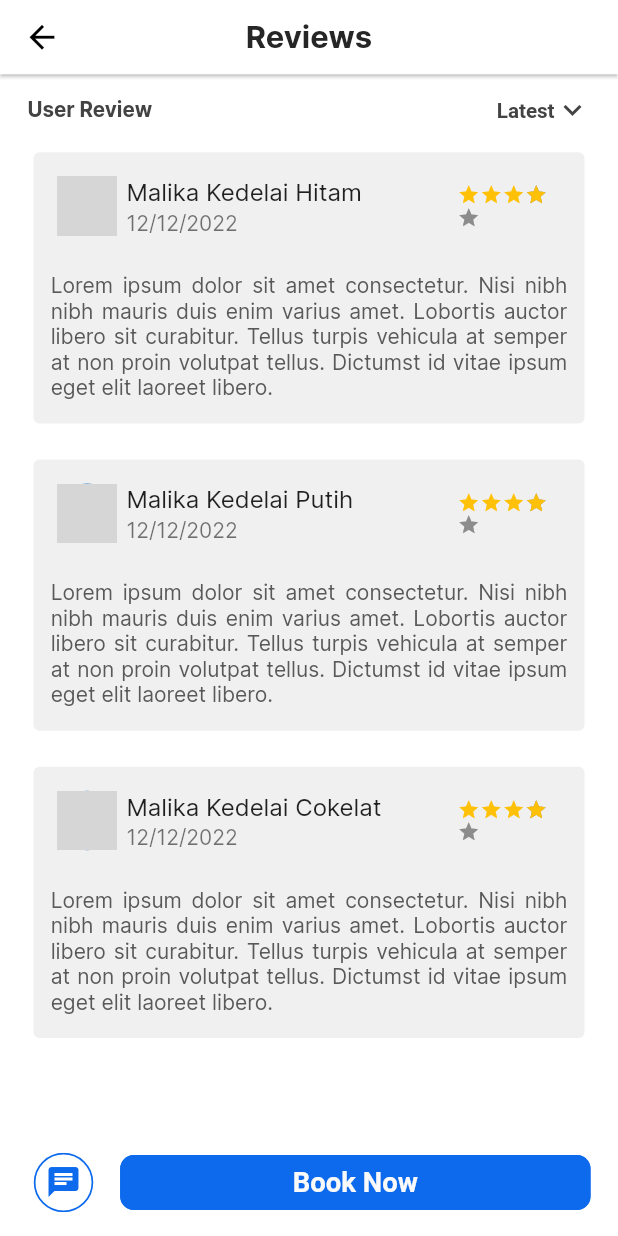
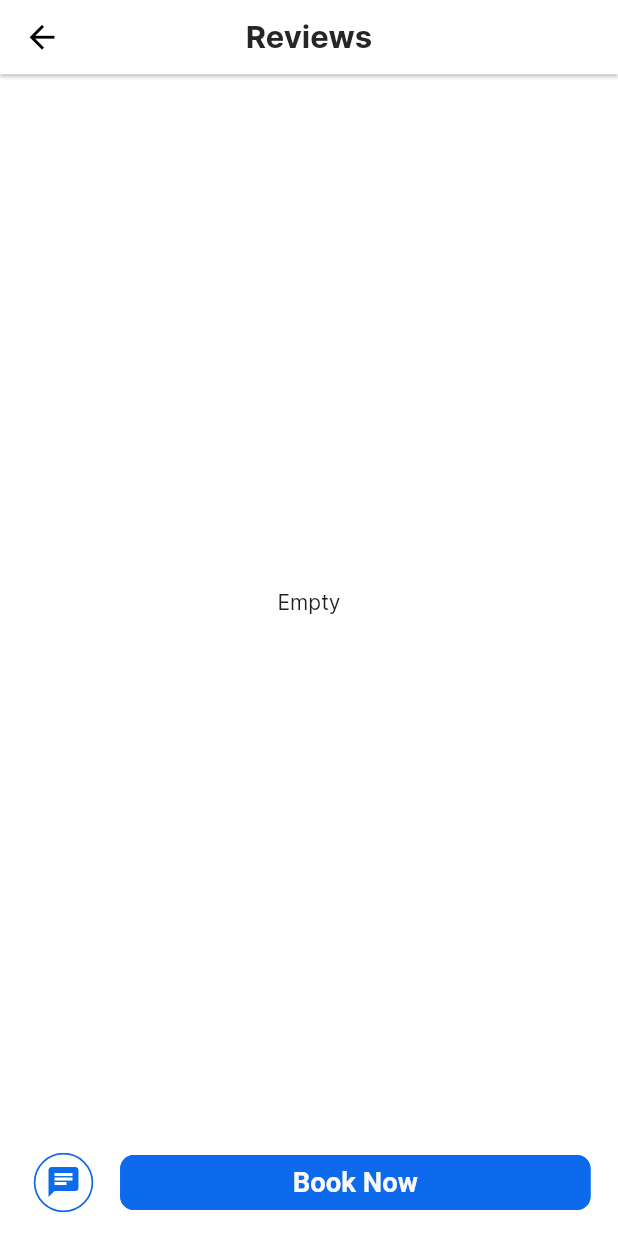
Before and after one commit to Office-Booking-Capstone-Kelompok-8/Office-Booking-Flutter, a Flutter app: the RatingBuilding screen opened by its route, after a tap on "Book Now", on a phone screen of 412 x 824 dp. Run offline on Flutter 3.47's test engine with Material 2 defaults, Android fonts, the phone set to English and light mode, and no system bars; drawn by our look-alikes of flutter_rating_bar; our stand-ins replace dio, dropdown_textfield, file_picker, flutter_screenutil, flutter_smart_dialog, flutter_svg and 2 more; accounts and stored records are empty; grey boxes are pictures that could not be loaded.

Commit message:
add logic review

```diff
--- a/lib/model/building/building_model.dart
+++ b/lib/model/building/building_model.dart
@@ -5,14 +5,19 @@ class BuildingModel {
   Price? price;
   String? owner;
   Location? location;
+  int? rating;
+  int? reviewCount;
 
-  BuildingModel(
-      {this.id,
-      this.name,
-      this.pictures,
-      this.price,
-      this.owner,
-      this.location});
+  BuildingModel({
+    this.id,
+    this.name,
+    this.pictures,
+    this.price,
+    this.owner,
+    this.location,
+    this.rating,
+    this.reviewCount,
+  });
 
   BuildingModel.fromJson(Map<String, dynamic> json) {
     id = json['id'];
@@ -22,6 +27,8 @@ class BuildingModel {
     owner = json['owner'];
     location =
         json['location'] != null ? Location.fromJson(json['location']) : null;
+    rating = json['review']['rating'] ?? 0;
+    reviewCount = json['review']['count'] ?? 0;
   }
 
   Map<String, dynamic> toJson() {
--- a/lib/model/reservation/rating_model.dart
+++ b/lib/model/reservation/rating_model.dart
@@ -17,8 +17,10 @@ class RatingModel {
   RatingModel.fromJson(Map<String, dynamic> json) {
     id = json['id'];
     rating = json['rating'];
-    comment = json['comment'];
+    comment = json['message'];
     createdAt = json['createdAt'];
+    name = json['user']['name'];
+    picture = json['user']['picture'];
   }
 
   Map<String, dynamic> toJson() {
--- a/lib/provider/building_provider.dart
+++ b/lib/provider/building_provider.dart
@@ -61,11 +61,11 @@ class BuildingProvider extends ChangeNotifier {
   Future<String?> getBuildingRating(String id) async {
     try {
       myState = MyState.loading;
-      final response = await service.getRating(id);
+      final response = await service.getReview(id);
       _buildingsRating = response;
       myState = MyState.loaded;
       notifyListeners();
-      return 'successfull';
+      return 'building reviews fetched successfully';
     } catch (e) {
       if (e is DioError) {
         myState = MyState.loaded;
--- a/lib/screen/building/rating_building.dart
+++ b/lib/screen/building/rating_building.dart
@@ -16,7 +16,7 @@ class RatingBuilding extends StatelessWidget {
   @override
   Widget build(BuildContext context) {
     NumberFormat formater = NumberFormat('#,##,000');
-    final detail = Provider.of<BuildingProvider>(context, listen: false);
+    final provider = Provider.of<BuildingProvider>(context, listen: true);
     return Scaffold(
       appBar: const AppbarComponent(title: 'Reviews'),
       bottomNavigationBar: Container(
@@ -55,13 +55,13 @@ class RatingBuilding extends StatelessWidget {
                   if (user != null) {
                     Navigator.pushNamed(context, '/form-page', arguments: {
                       'building-image':
-                          detail.getDetailBuilding.pictures!.first.url!,
-                      'building-id': detail.getDetailBuilding.id,
-                      'building-name': detail.getDetailBuilding.name,
+                          provider.getDetailBuilding.pictures!.first.url!,
+                      'building-id': provider.getDetailBuilding.id,
+                      'building-name': provider.getDetailBuilding.name,
                       'building-address':
-                          '${detail.getDetailBuilding.location!.district!.name!} - ${detail.getDetailBuilding.location!.city!.name!}',
+                          '${provider.getDetailBuilding.location!.district!.name!} - ${provider.getDetailBuilding.location!.city!.name!}',
                       'building-price': formater
-                          .format(detail.getDetailBuilding.price!.monthly)
+                          .format(provider.getDetailBuilding.price!.monthly)
                     });
                   } else {
                     Navigator.pushNamed(context, '/login');
@@ -73,7 +73,8 @@ class RatingBuilding extends StatelessWidget {
           ],
         ),
       ),
-      body: Padding(
+      body: provider.buildingsRating.isNotEmpty
+          ? Padding(
               padding: EdgeInsets.symmetric(horizontal: 16.w),
               child: Column(
                 children: [
@@ -115,47 +116,23 @@ class RatingBuilding extends StatelessWidget {
                       )
                     ],
                   ),
-            Expanded(
-              child: ListView(
-                children: [
-                  const RatingComponent(
-                    name: 'Malika Kedelai Hitam',
-                    date: '12/12/2022',
-                    image:
-                        'https://unsplash.com/photos/jzY0KRJopEI/download?ixid=MnwxMjA3fDB8MXxhbGx8fHx8fHx8fHwxNjcxMDg3MjUw&force=true&w=640',
-                    comment:
-                        'Lorem ipsum dolor sit amet consectetur. Nisi nibh nibh mauris duis enim varius amet. Lobortis auctor libero sit curabitur. Tellus turpis vehicula at semper at non proin volutpat tellus. Dictumst id vitae ipsum eget elit laoreet libero.',
-                    rating: 3.9,
-                  ),
-                  SizedBox(
-                    height: 14.w,
-                  ),
-                  const RatingComponent(
-                    name: 'Malika Kedelai Putih',
-                    date: '12/12/2022',
-                    image:
-                        'https://unsplash.com/photos/ViyA5myhBVw/download?ixid=MnwxMjA3fDB8MXxhbGx8fHx8fHx8fHwxNjcxMDkwMzAz&force=true&w=640',
-                    comment:
-                        'Lorem ipsum dolor sit amet consectetur. Nisi nibh nibh mauris duis enim varius amet. Lobortis auctor libero sit curabitur. Tellus turpis vehicula at semper at non proin volutpat tellus. Dictumst id vitae ipsum eget elit laoreet libero.',
-                    rating: 3.9,
-                  ),
-                  SizedBox(
-                    height: 14.w,
-                  ),
-                  const RatingComponent(
-                    name: 'Malika Kedelai Cokelat',
-                    date: '12/12/2022',
-                    image:
-                        'https://unsplash.com/photos/SXWSP9XWGvU/download?ixid=MnwxMjA3fDB8MXxhbGx8fHx8fHx8fHwxNjcxMDkzNTIx&force=true&w=640',
-                    comment:
-                        'Lorem ipsum dolor sit amet consectetur. Nisi nibh nibh mauris duis enim varius amet. Lobortis auctor libero sit curabitur. Tellus turpis vehicula at semper at non proin volutpat tellus. Dictumst id vitae ipsum eget elit laoreet libero.',
-                    rating: 3.9,
-                  ),
+                  Expanded(child: ListView.builder(
+                    itemBuilder: (context, index) {
+                      return RatingComponent(
+                        name: provider.buildingsRating[index].name!,
+                        date: provider.buildingsRating[index].createdAt!,
+                        image: provider.buildingsRating[index].picture!,
+                        comment: provider.buildingsRating[index].comment!,
+                        rating:
+                            provider.buildingsRating[index].rating!.toDouble(),
+                      );
+                    },
+                  )),
                 ],
               ),
-            ),
-          ],
-        ),
+            )
+          : const Center(
+              child: Text('Empty'),
             ),
     );
   }
```
Also changed, not shown: lib/model/building/api/building_api.dart (+4 -3 lines), lib/screen/components/building_grid_component.dart (+10 -6 lines). Lines whose indentation alone changed are shown as unchanged.
